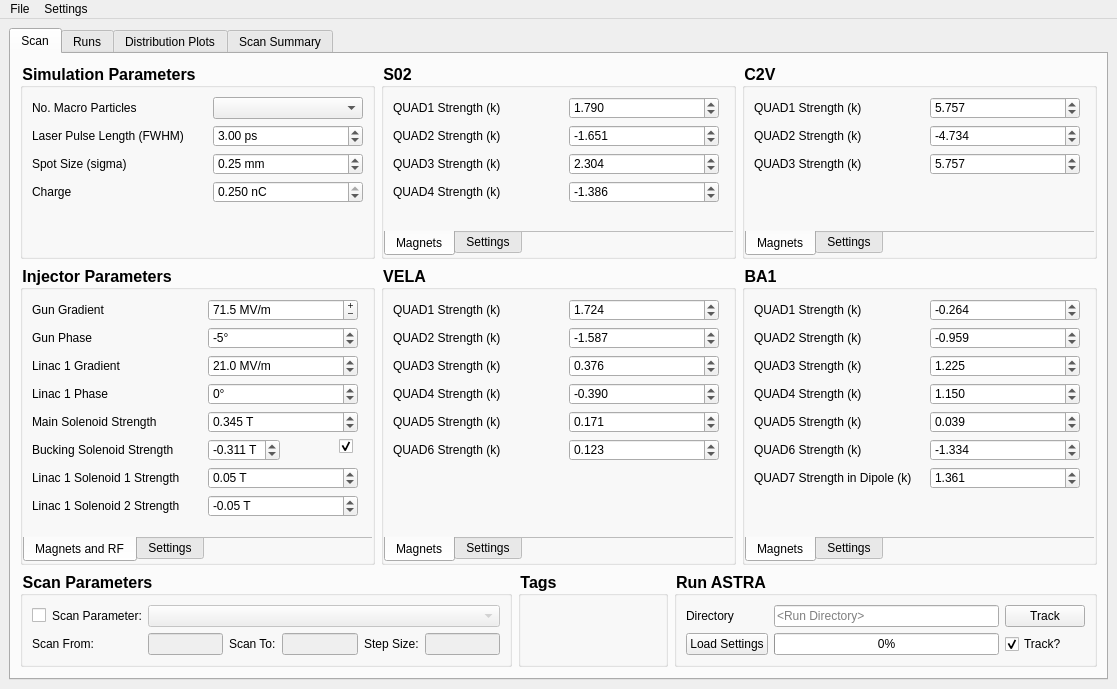
This is astra_comparison_gui_tabs_Linac.ui in VELA-CLARA-software/OnlineModel as Qt 5 draws it before an edit. The edited form follows.
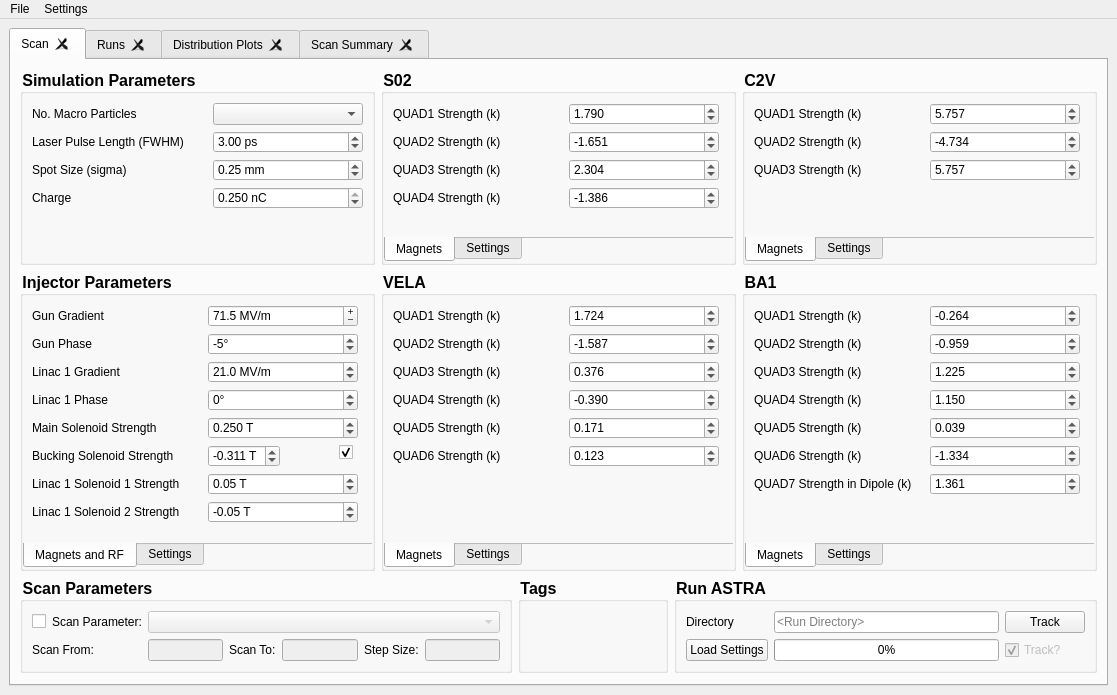
This is the edited form. The open tabs and pages were chosen to show the change. Custom widgets are drawn as their Qt base class.

Patch:
```diff
--- a/astra_comparison_gui_tabs_Linac.ui
+++ b/astra_comparison_gui_tabs_Linac.ui
@@ -46,7 +46,10 @@
        <enum>QTabWidget::Rounded</enum>
       </property>
       <property name="currentIndex">
-       <number>2</number>
+       <number>0</number>
+      </property>
+      <property name="tabsClosable">
+       <bool>true</bool>
       </property>
       <widget class="QWidget" name="scan_tab">
        <attribute name="title">
@@ -1858,7 +1861,7 @@
                   <double>0.001000000000000</double>
                  </property>
                  <property name="value">
-                  <double>0.345000000000000</double>
+                  <double>0.250000000000000</double>
                  </property>
                 </widget>
                </item>
@@ -2452,6 +2455,9 @@
               </item>
               <item row="2" column="4">
                <widget class="QCheckBox" name="checkBox">
+                <property name="enabled">
+                 <bool>false</bool>
+                </property>
                 <property name="accessibleName">
                  <string>runs:track</string>
                 </property>
```
Left out of the diff: 82 changed lines with no effect on the pictures.
